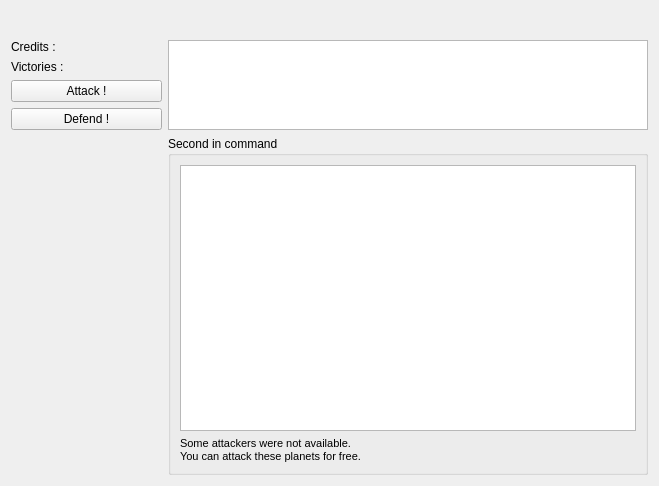
This is src/_res/galacticwar/infopanel.ui in FAForever/client as Qt 5 draws it before an edit. The edited form follows.
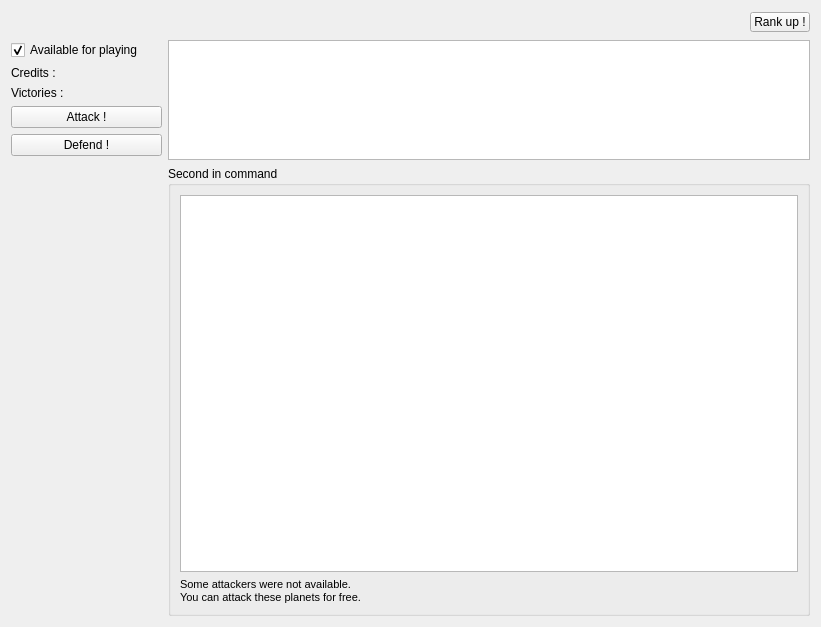
This is the edited form.

Commit message: Handling away & ranking up.

Patch:
```diff
--- a/src/_res/galacticwar/infopanel.ui
+++ b/src/_res/galacticwar/infopanel.ui
@@ -6,8 +6,8 @@
    <rect>
     <x>0</x>
     <y>0</y>
-    <width>659</width>
-    <height>486</height>
+    <width>821</width>
+    <height>627</height>
    </rect>
   </property>
   <property name="windowTitle">
@@ -18,6 +18,8 @@
   </property>
   <layout class="QGridLayout" name="gridLayout_2">
    <item row="0" column="0" colspan="2">
+    <layout class="QHBoxLayout" name="horizontalLayout_3">
+     <item>
     <widget class="QLabel" name="nameLabel">
      <property name="font">
       <font>
@@ -29,8 +31,49 @@
      </property>
     </widget>
    </item>
+     <item>
+      <widget class="QPushButton" name="rankUpButton">
+       <property name="minimumSize">
+        <size>
+         <width>60</width>
+         <height>20</height>
+        </size>
+       </property>
+       <property name="maximumSize">
+        <size>
+         <width>60</width>
+         <height>20</height>
+        </size>
+       </property>
+       <property name="toolTip">
+        <string>Ranking up allows your avatar to have access to new abilities and map intel !</string>
+       </property>
+       <property name="text">
+        <string>Rank up !</string>
+       </property>
+      </widget>
+     </item>
+    </layout>
+   </item>
    <item row="1" column="0">
     <layout class="QVBoxLayout" name="verticalLayout_2">
+     <item>
+      <widget class="QCheckBox" name="awayBox">
+       <property name="toolTip">
+        <string>When unchecked, the game won't throw you in a game.
+Be careful that if you are not available for playing when one of your attack is defended, you will lose it immediatly !</string>
+       </property>
+       <property name="text">
+        <string>Available for playing</string>
+       </property>
+       <property name="checkable">
+        <bool>true</bool>
+       </property>
+       <property name="checked">
+        <bool>true</bool>
+       </property>
+      </widget>
+     </item>
      <item>
       <layout class="QHBoxLayout" name="horizontalLayout">
        <item>
@@ -150,10 +193,16 @@
     <layout class="QVBoxLayout" name="verticalLayout">
      <item>
       <widget class="QListWidget" name="attackListWidget">
+       <property name="minimumSize">
+        <size>
+         <width>0</width>
+         <height>120</height>
+        </size>
+       </property>
        <property name="maximumSize">
         <size>
          <width>16777215</width>
-         <height>90</height>
+         <height>120</height>
         </size>
        </property>
       </widget>
```
Lines whose indentation alone changed are shown as unchanged. The commit also changes 1 other file.
